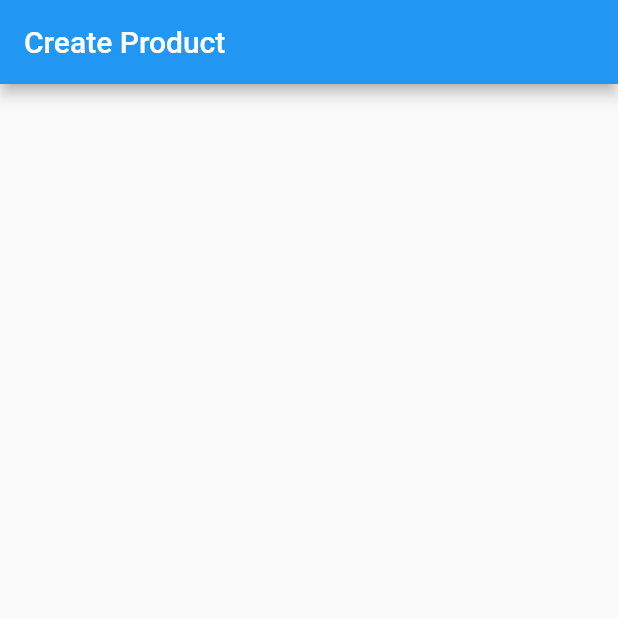
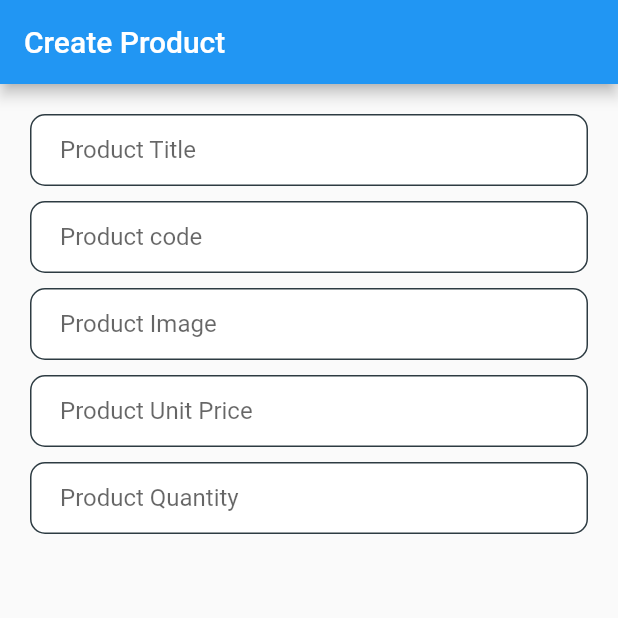
Before and after one commit to Ridoy-paul/flutter-CRUD-with-REST-API, a Flutter app: the screen it shows after launch, on a phone screen of 412 x 824 dp, the top half of it. Run offline on Flutter 3.47's test engine with Material 2 defaults, Android fonts, the phone set to English and light mode, and no system bars.

Commit message:
design updated

```diff
--- a/lib/screen/Product_create_screen.dart
+++ b/lib/screen/Product_create_screen.dart
@@ -1,4 +1,5 @@
 import 'package:flutter/material.dart';
+import 'package:flutter_crud/style/Style.dart';
 
 class ProductCreateScreen extends StatefulWidget {
   const ProductCreateScreen({super.key});
@@ -19,7 +20,45 @@ class _ProductCreateScreenState extends State<ProductCreateScreen> {
               child: SingleChildScrollView(
                 padding: const EdgeInsets.all(20),
                 child: Column(
+                  children: [
+                    TextFormField(
+                      decoration: appInputDecorationStyle("Product Title"),
+                      onChanged: (value) {
 
+                      },
+                    ),
+                    const SizedBox(height: 10,),
+                    TextFormField(
+                      decoration: appInputDecorationStyle("Product code"),
+                      onChanged: (value) {
+
+                      },
+                    ),
+                    const SizedBox(height: 10,),
+                    TextFormField(
+                      decoration: appInputDecorationStyle("Product Image"),
+                      onChanged: (value) {
+
+                      },
+                    ),
+                    const SizedBox(height: 10,),
+                    TextFormField(
+                      decoration: appInputDecorationStyle("Product Unit Price"),
+                      onChanged: (value) {
+
+                      },
+                    ),
+                    const SizedBox(height: 10,),
+                    TextFormField(
+                      decoration: appInputDecorationStyle("Product Quantity"),
+                      onChanged: (value) {
+
+
+                      },
+                    ),
+
+
+                  ],
                 ),
               ),
             )
--- a/lib/style/Style.dart
+++ b/lib/style/Style.dart
@@ -1,5 +1,31 @@
 import 'dart:ui';
+
+import 'package:flutter/material.dart';
 
 const colorDeepOrange = Color.fromRGBO(231, 111, 81, 1.0);
 const colorGreen = Color.fromRGBO(42,157,143, 1);
-const colorBlank = Color.fromRGBO(45, 59, 66, 1);
+const colorBlack = Color.fromRGBO(45, 59, 66, 1);
+const colorWhite = Color.fromRGBO(255, 255, 255, 1.0);
+
+
+InputDecoration appInputDecorationStyle(inputLabelText) {
+  return InputDecoration(
+    focusedBorder: const OutlineInputBorder(
+      borderRadius: BorderRadius.all(Radius.circular(10)),
+      borderSide: BorderSide(
+        color: colorGreen, width: 1,
+      ),
+    ),
+    fillColor: colorWhite,
+    filled: true,
+    contentPadding: const EdgeInsets.only(left: 20, right: 20, top: 5, bottom: 5),
+    enabledBorder: const OutlineInputBorder(
+      borderRadius: BorderRadius.all(Radius.circular(10)),
+      borderSide: BorderSide(
+        color: colorBlack, width: 1,
+      ),
+    ),
+    border: const OutlineInputBorder(),
+    labelText: inputLabelText,
+  );
+}
```
